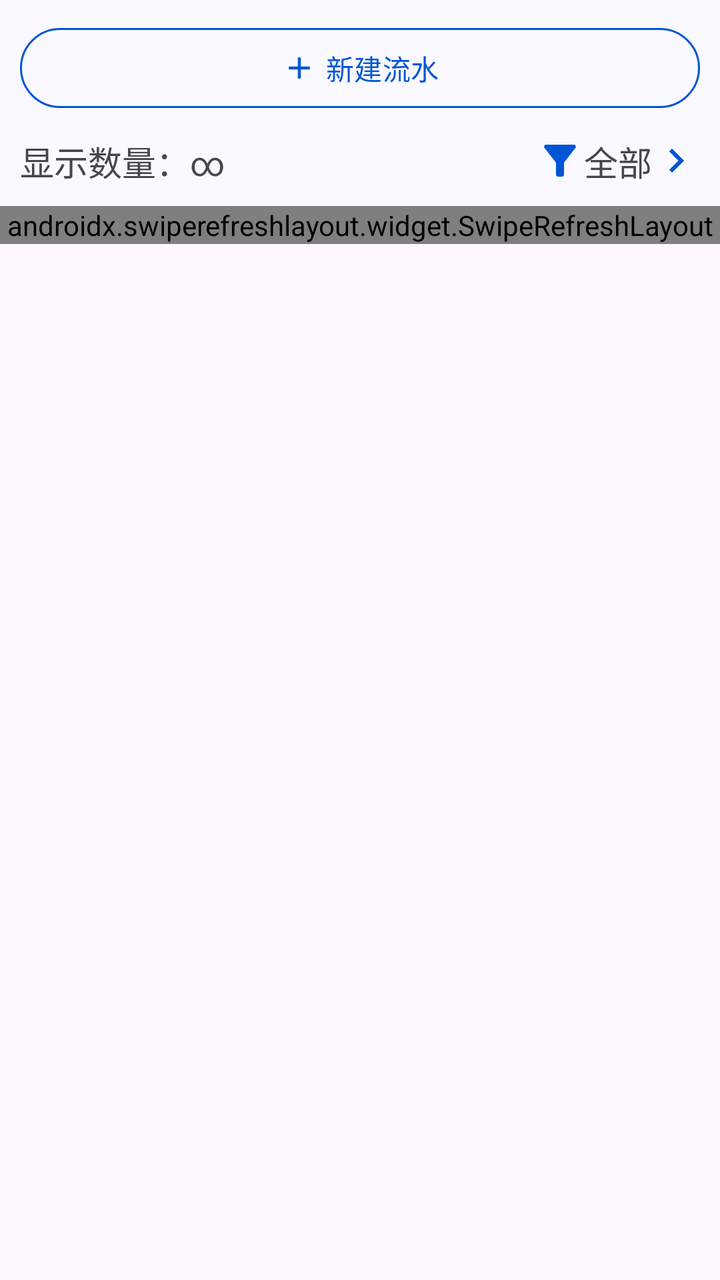
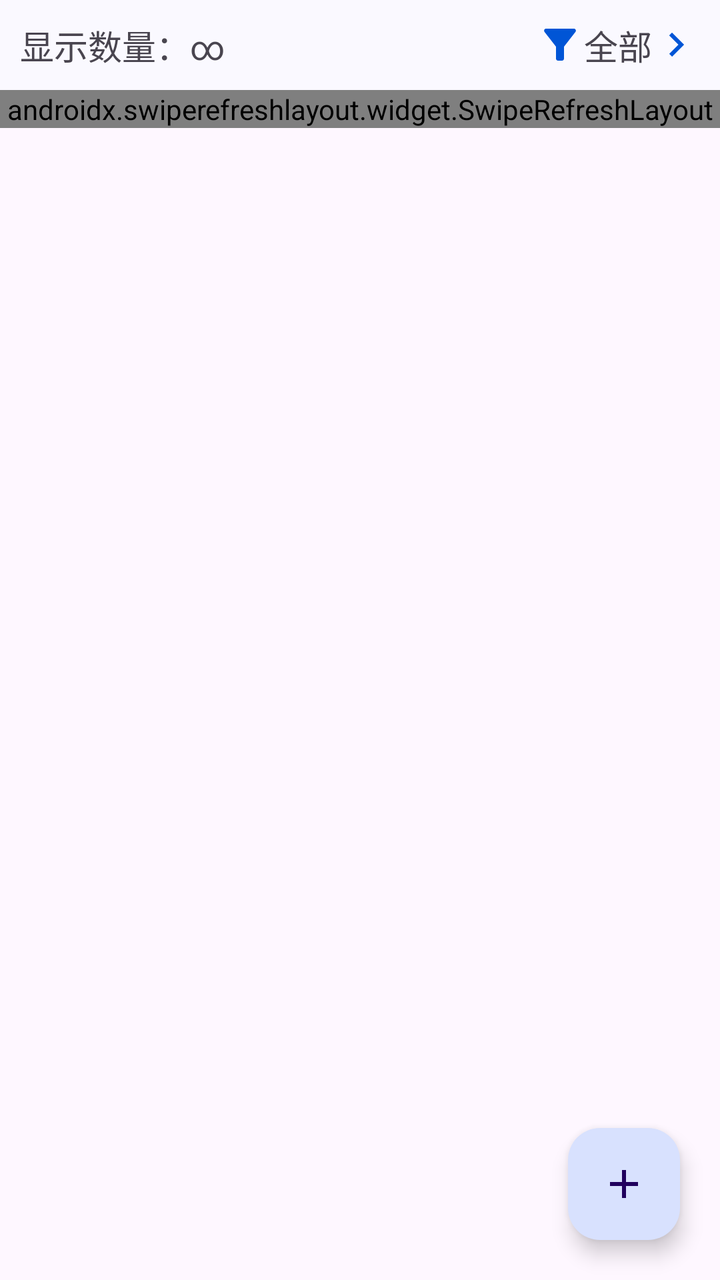

Compare the two renders of this Android layout. The source of the first and the diff that turns it into the second are given below.
<!-- AndroidManifest.xml: application theme Theme.ManagerAssistant.Static -->
<!-- res/layout/fragment_bookkeeping.xml -->
<androidx.coordinatorlayout.widget.CoordinatorLayout xmlns:android="http://schemas.android.com/apk/res/android"
    xmlns:app="http://schemas.android.com/apk/res-auto"
    xmlns:tools="http://schemas.android.com/tools"
    android:layout_width="match_parent"
    android:layout_height="match_parent"
    tools:context=".ui.pages.bookkeeping.BookKeepingFragment">

    <com.google.android.material.appbar.AppBarLayout
        style="@style/AppBarLayoutStyle"
        android:layout_width="match_parent"
        android:layout_height="wrap_content">

        
        <LinearLayout
            android:layout_width="match_parent"
            android:layout_height="wrap_content"
            android:background="?attr/colorSurface"
            android:orientation="vertical"
            app:layout_scrollFlags="scroll|enterAlways|snap">

            <com.google.android.material.button.MaterialButton
                android:id="@+id/running_account_add_btn"
                style="@style/OutlinedBtnStyle"
                android:layout_width="match_parent"
                android:layout_height="wrap_content"
                android:layout_marginTop="10dp"
                android:text="@string/running_account_add"
                app:icon="@drawable/baseline_add_24"
                app:iconGravity="textStart" />

            <LinearLayout
                android:layout_width="match_parent"
                android:layout_height="wrap_content"
                android:orientation="horizontal">

                <com.google.android.material.textview.MaterialTextView
                    android:id="@+id/account_num_text"
                    style="@style/SmallLabelTextViewStyle"
                    android:layout_width="0dp"
                    android:layout_height="wrap_content"
                    android:layout_weight="1"
                    android:text="@string/num_of_shown" />

                <com.google.android.material.textview.MaterialTextView
                    android:id="@+id/filter_text"
                    style="@style/SmallLabelTextViewStyle"
                    android:layout_width="wrap_content"
                    android:layout_height="wrap_content"
                    android:background="?attr/selectableItemBackground"
                    android:clickable="true"
                    android:drawableStart="@drawable/baseline_filter_alt_24"
                    android:drawableEnd="@drawable/baseline_keyboard_arrow_right_24"
                    android:focusable="true"
                    android:text="@string/all" />
            </LinearLayout>
        </LinearLayout>
    </com.google.android.material.appbar.AppBarLayout>

    <androidx.swiperefreshlayout.widget.SwipeRefreshLayout
        android:id="@+id/refresh_layout"
        android:layout_width="match_parent"
        android:layout_height="wrap_content"
        app:layout_behavior="@string/appbar_scrolling_view_behavior">

        
        <androidx.recyclerview.widget.RecyclerView
            android:id="@+id/running_account_recycler_view"
            android:layout_width="match_parent"
            android:layout_height="wrap_content"
            android:layout_marginTop="10dp"
            app:layoutManager="androidx.recyclerview.widget.LinearLayoutManager" />
    </androidx.swiperefreshlayout.widget.SwipeRefreshLayout>
</androidx.coordinatorlayout.widget.CoordinatorLayout>
<!-- resources referenced by this layout -->
<resources>
  <!-- drawable baseline_add_24 (drawable) -->
  <vector xmlns:android="http://schemas.android.com/apk/res/android" android:height="24dp" android:tint="#000000" android:viewportHeight="24" android:viewportWidth="24" android:width="24dp">
        
      <path android:fillColor="@android:color/white" android:pathData="M19,13h-6v6h-2v-6H5v-2h6V5h2v6h6v2z"/>
      
  </vector>
  <!-- drawable baseline_filter_alt_24 (drawable) -->
  <vector xmlns:android="http://schemas.android.com/apk/res/android" android:height="24dp" android:tint="#000000" android:viewportHeight="24" android:viewportWidth="24" android:width="24dp">
        
      <path android:fillColor="@android:color/white" android:pathData="M4.25,5.61C6.27,8.2 10,13 10,13v6c0,0.55 0.45,1 1,1h2c0.55,0 1,-0.45 1,-1v-6c0,0 3.72,-4.8 5.74,-7.39C20.25,4.95 19.78,4 18.95,4H5.04C4.21,4 3.74,4.95 4.25,5.61z"/>
      
  </vector>
  <!-- drawable baseline_keyboard_arrow_right_24 (drawable) -->
  <vector xmlns:android="http://schemas.android.com/apk/res/android" android:autoMirrored="true" android:height="24dp" android:tint="#000000" android:viewportHeight="24" android:viewportWidth="24" android:width="24dp">
        
      <path android:fillColor="@android:color/white" android:pathData="M8.59,16.59L13.17,12 8.59,7.41 10,6l6,6 -6,6 -1.41,-1.41z"/>
      
  </vector>
  <string name="all">全部</string>
  <string name="num_of_shown">显示数量：∞</string>
  <string name="running_account_add">新建流水</string>
  <style name="AppBarLayoutStyle" parent="Widget.Material3.AppBarLayout">
          <item name="android:background">?attr/colorSurface</item>
      </style>
  <style name="OutlinedBtnStyle" parent="Widget.Material3.Button.OutlinedButton">
          <item name="android:textColor">?attr/colorPrimary</item>
          <item name="strokeColor">?attr/colorPrimary</item>
          <item name="strokeWidth">1dp</item>
          <item name="android:layout_marginStart">10dp</item>
          <item name="android:layout_marginEnd">10dp</item>
      </style>
  <style name="SmallLabelTextViewStyle">
          <item name="android:paddingStart">10dp</item>
          <item name="android:paddingEnd">10dp</item>
          <item name="android:paddingTop">10dp</item>
          <item name="android:paddingBottom">10dp</item>
          <item name="android:textSize">17sp</item>
      </style>
  <color name="color_primary">#0055d6</color>
  <color name="color_on_primary">#ffffff</color>
  <color name="color_primary_container">#d8e1fe</color>
  <color name="color_secondary_container">#e0e1ff</color>
  <color name="color_surface">#faf9ff</color>
  <color name="color_surface_container">#ebedfa</color>
  <color name="color_surface_container_low">#edeffc</color>
  <style name="ToolBarStyle" parent="Widget.Material3.Toolbar">
          <item name="android:backgroundTint">?attr/colorSurface</item>
          <item name="navigationIconTint">?attr/colorPrimary</item>
          <item name="contentInsetStart">10dp</item>
          <item name="titleTextAppearance">@style/TitleStyle</item>
      </style>
  <style name="TitleStyle">
          <item name="android:textSize">23sp</item>
      </style>
  <!-- unchanged entries left out for length: 1 -->
</resources>

<!-- the commit's change to res/layout/fragment_bookkeeping.xml (unified diff, before → after) -->
@@ -15,46 +15,38 @@
             android:layout_width="match_parent"
             android:layout_height="wrap_content"
             android:background="?attr/colorSurface"
-            android:orientation="vertical"
+            android:orientation="horizontal"
             app:layout_scrollFlags="scroll|enterAlways|snap">
 
-            <com.google.android.material.button.MaterialButton
-                android:id="@+id/running_account_add_btn"
-                style="@style/OutlinedBtnStyle"
-                android:layout_width="match_parent"
+            <com.google.android.material.textview.MaterialTextView
+                android:id="@+id/account_num_text"
+                style="@style/SmallLabelTextViewStyle"
+                android:layout_width="0dp"
                 android:layout_height="wrap_content"
-                android:layout_marginTop="10dp"
-                android:text="@string/running_account_add"
-                app:icon="@drawable/baseline_add_24"
-                app:iconGravity="textStart" />
+                android:layout_weight="1"
+                android:text="@string/num_of_shown" />
 
-            <LinearLayout
-                android:layout_width="match_parent"
+            <com.google.android.material.textview.MaterialTextView
+                android:id="@+id/filter_text"
+                style="@style/SmallLabelTextViewStyle"
+                android:layout_width="wrap_content"
                 android:layout_height="wrap_content"
-                android:orientation="horizontal">
-
-                <com.google.android.material.textview.MaterialTextView
-                    android:id="@+id/account_num_text"
-                    style="@style/SmallLabelTextViewStyle"
-                    android:layout_width="0dp"
-                    android:layout_height="wrap_content"
-                    android:layout_weight="1"
-                    android:text="@string/num_of_shown" />
-
-                <com.google.android.material.textview.MaterialTextView
-                    android:id="@+id/filter_text"
-                    style="@style/SmallLabelTextViewStyle"
-                    android:layout_width="wrap_content"
-                    android:layout_height="wrap_content"
-                    android:background="?attr/selectableItemBackground"
-                    android:clickable="true"
-                    android:drawableStart="@drawable/baseline_filter_alt_24"
-                    android:drawableEnd="@drawable/baseline_keyboard_arrow_right_24"
-                    android:focusable="true"
-                    android:text="@string/all" />
-            </LinearLayout>
+                android:background="?attr/selectableItemBackground"
+                android:clickable="true"
+                android:drawableStart="@drawable/baseline_filter_alt_24"
+                android:drawableEnd="@drawable/baseline_keyboard_arrow_right_24"
+                android:focusable="true"
+                android:text="@string/all" />
         </LinearLayout>
     </com.google.android.material.appbar.AppBarLayout>
+
+    <com.google.android.material.floatingactionbutton.FloatingActionButton
+        android:id="@+id/add_floating_btn"
+        style="@style/AddFloatingActionBtnStyle"
+        android:layout_width="wrap_content"
+        android:layout_height="wrap_content"
+        android:layout_gravity="end|bottom"
+        android:contentDescription="@string/add_floating_btn_description" />
 
     <androidx.swiperefreshlayout.widget.SwipeRefreshLayout
         android:id="@+id/refresh_layout"
@@ -64,7 +56,7 @@
 
         
         <androidx.recyclerview.widget.RecyclerView
-            android:id="@+id/running_account_recycler_view"
+            android:id="@+id/account_recycler"
             android:layout_width="match_parent"
             android:layout_height="wrap_content"
             android:layout_marginTop="10dp"
<!-- resource entries referenced after the edit -->
@@ -18,18 +18,16 @@
       <path android:fillColor="@android:color/white" android:pathData="M8.59,16.59L13.17,12 8.59,7.41 10,6l6,6 -6,6 -1.41,-1.41z"/>
       
   </vector>
+  <string name="add_floating_btn_description">带有添加图标的浮动按钮</string>
   <string name="all">全部</string>
   <string name="num_of_shown">显示数量：∞</string>
-  <string name="running_account_add">新建流水</string>
+  <style name="AddFloatingActionBtnStyle" parent="ThemeOverlay.Material3.FloatingActionButton.Primary">
+          <item name="android:src">@drawable/baseline_add_24</item>
+          <item name="android:layout_marginEnd">20dp</item>
+          <item name="android:layout_marginBottom">20dp</item>
+      </style>
   <style name="AppBarLayoutStyle" parent="Widget.Material3.AppBarLayout">
           <item name="android:background">?attr/colorSurface</item>
-      </style>
-  <style name="OutlinedBtnStyle" parent="Widget.Material3.Button.OutlinedButton">
-          <item name="android:textColor">?attr/colorPrimary</item>
-          <item name="strokeColor">?attr/colorPrimary</item>
-          <item name="strokeWidth">1dp</item>
-          <item name="android:layout_marginStart">10dp</item>
-          <item name="android:layout_marginEnd">10dp</item>
       </style>
   <style name="SmallLabelTextViewStyle">
           <item name="android:paddingStart">10dp</item>
